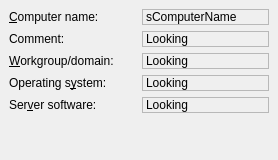
This is protocols/winpopup/ui/wpuserinfowidget.ui in KDE/kopete as Qt 5 draws it before an edit. The edited form follows.
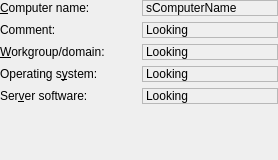
This is the edited form.

```diff
--- a/protocols/winpopup/ui/wpuserinfowidget.ui
+++ b/protocols/winpopup/ui/wpuserinfowidget.ui
@@ -13,45 +13,13 @@
    </rect>
   </property>
   <property name="sizePolicy" >
-   <sizepolicy>
-    <hsizetype>7</hsizetype>
-    <vsizetype>5</vsizetype>
+   <sizepolicy vsizetype="Preferred" hsizetype="Expanding" >
     <horstretch>0</horstretch>
     <verstretch>0</verstretch>
    </sizepolicy>
   </property>
-  <layout class="QVBoxLayout" >
-   <property name="margin" >
-    <number>9</number>
-   </property>
-   <property name="spacing" >
-    <number>6</number>
-   </property>
-   <item>
-    <layout class="QVBoxLayout" >
-     <property name="margin" >
-      <number>0</number>
-     </property>
-     <property name="spacing" >
-      <number>6</number>
-     </property>
-     <item>
-      <layout class="QHBoxLayout" >
-       <property name="margin" >
-        <number>0</number>
-       </property>
-       <property name="spacing" >
-        <number>6</number>
-       </property>
-       <item>
-        <layout class="QVBoxLayout" >
-         <property name="margin" >
-          <number>0</number>
-         </property>
-         <property name="spacing" >
-          <number>6</number>
-         </property>
-         <item>
+  <layout class="QGridLayout" >
+   <item row="0" column="0" >
           <widget class="QLabel" name="lblComputerName" >
            <property name="toolTip" >
             <string>The hostname of the computer for this contact.</string>
@@ -67,14 +35,40 @@
            </property>
           </widget>
          </item>
-         <item>
+   <item row="0" column="1" >
+    <widget class="QLabel" name="sComputerName" >
+     <property name="frameShape" >
+      <enum>QFrame::StyledPanel</enum>
+     </property>
+     <property name="frameShadow" >
+      <enum>QFrame::Sunken</enum>
+     </property>
+     <property name="text" >
+      <string>sComputerName</string>
+     </property>
+    </widget>
+   </item>
+   <item row="1" column="0" >
           <widget class="QLabel" name="textLabel2_2" >
            <property name="text" >
             <string>Comment:</string>
            </property>
           </widget>
          </item>
-         <item>
+   <item row="1" column="1" >
+    <widget class="QLabel" name="sComment" >
+     <property name="frameShape" >
+      <enum>QFrame::StyledPanel</enum>
+     </property>
+     <property name="frameShadow" >
+      <enum>QFrame::Sunken</enum>
+     </property>
+     <property name="text" >
+      <string>Looking</string>
+     </property>
+    </widget>
+   </item>
+   <item row="2" column="0" >
           <widget class="QLabel" name="textLabel2" >
            <property name="toolTip" >
             <string>The workgroup or domain the contact's computer is on.</string>
@@ -90,7 +84,20 @@
            </property>
           </widget>
          </item>
-         <item>
+   <item row="2" column="1" >
+    <widget class="QLabel" name="sWorkgroup" >
+     <property name="frameShape" >
+      <enum>QFrame::StyledPanel</enum>
+     </property>
+     <property name="frameShadow" >
+      <enum>QFrame::Sunken</enum>
+     </property>
+     <property name="text" >
+      <string>Looking</string>
+     </property>
+    </widget>
+   </item>
+   <item row="3" column="0" >
           <widget class="QLabel" name="textLabel3" >
            <property name="toolTip" >
             <string>The operating system the contact's computer is running.</string>
@@ -106,7 +113,20 @@
            </property>
           </widget>
          </item>
-         <item>
+   <item row="3" column="1" >
+    <widget class="QLabel" name="sOS" >
+     <property name="frameShape" >
+      <enum>QFrame::StyledPanel</enum>
+     </property>
+     <property name="frameShadow" >
+      <enum>QFrame::Sunken</enum>
+     </property>
+     <property name="text" >
+      <string>Looking</string>
+     </property>
+    </widget>
+   </item>
+   <item row="4" column="0" >
           <widget class="QLabel" name="textLabel1" >
            <property name="toolTip" >
             <string>The software the contact's computer is running.</string>
@@ -122,69 +142,7 @@
            </property>
           </widget>
          </item>
-        </layout>
-       </item>
-       <item>
-        <layout class="QVBoxLayout" >
-         <property name="margin" >
-          <number>0</number>
-         </property>
-         <property name="spacing" >
-          <number>6</number>
-         </property>
-         <item>
-          <widget class="QLabel" name="sComputerName" >
-           <property name="frameShape" >
-            <enum>QFrame::StyledPanel</enum>
-           </property>
-           <property name="frameShadow" >
-            <enum>QFrame::Sunken</enum>
-           </property>
-           <property name="text" >
-            <string>sComputerName</string>
-           </property>
-          </widget>
-         </item>
-         <item>
-          <widget class="QLabel" name="sComment" >
-           <property name="frameShape" >
-            <enum>QFrame::StyledPanel</enum>
-           </property>
-           <property name="frameShadow" >
-            <enum>QFrame::Sunken</enum>
-           </property>
-           <property name="text" >
-            <string>Looking</string>
-           </property>
-          </widget>
-         </item>
-         <item>
-          <widget class="QLabel" name="sWorkgroup" >
-           <property name="frameShape" >
-            <enum>QFrame::StyledPanel</enum>
-           </property>
-           <property name="frameShadow" >
-            <enum>QFrame::Sunken</enum>
-           </property>
-           <property name="text" >
-            <string>Looking</string>
-           </property>
-          </widget>
-         </item>
-         <item>
-          <widget class="QLabel" name="sOS" >
-           <property name="frameShape" >
-            <enum>QFrame::StyledPanel</enum>
-           </property>
-           <property name="frameShadow" >
-            <enum>QFrame::Sunken</enum>
-           </property>
-           <property name="text" >
-            <string>Looking</string>
-           </property>
-          </widget>
-         </item>
-         <item>
+   <item row="4" column="1" >
           <widget class="QLabel" name="sServer" >
            <property name="frameShape" >
             <enum>QFrame::StyledPanel</enum>
@@ -197,11 +155,7 @@
            </property>
           </widget>
          </item>
-        </layout>
-       </item>
-      </layout>
-     </item>
-     <item>
+   <item row="5" column="0" colspan="2" >
       <spacer>
        <property name="orientation" >
         <enum>Qt::Vertical</enum>
@@ -211,13 +165,11 @@
        </property>
        <property name="sizeHint" >
         <size>
-         <width>20</width>
-         <height>1</height>
+       <width>258</width>
+       <height>16</height>
         </size>
        </property>
       </spacer>
-     </item>
-    </layout>
    </item>
   </layout>
  </widget>
```
Left out of the diff: 3 changed lines with no effect on the pictures. Lines whose indentation alone changed are shown as unchanged.
